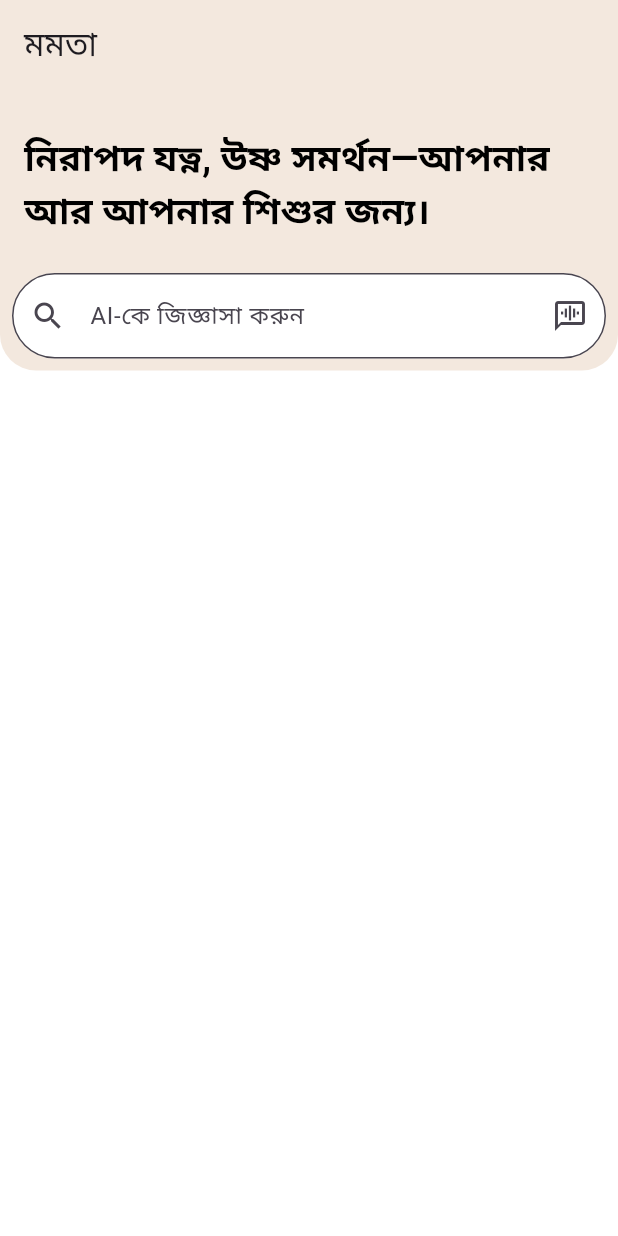
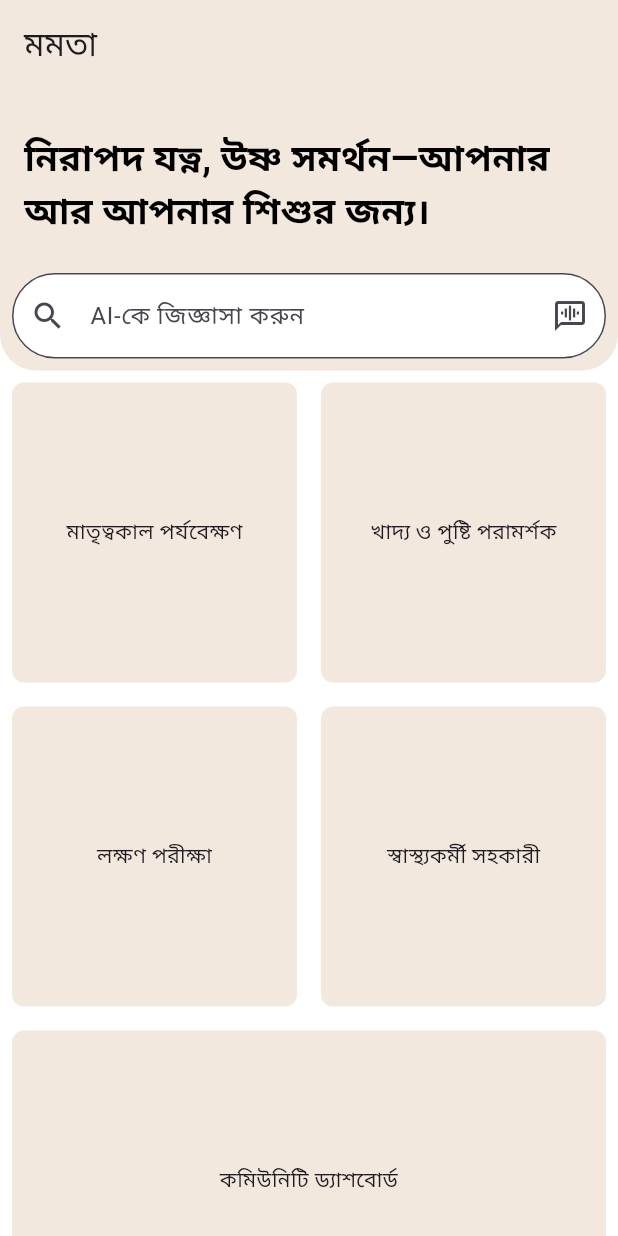
Before and after one commit to AhmedAbrarZayad/Momota-, a Flutter app: the screen it shows after launch, on a phone screen of 412 x 824 dp. Run offline on Flutter 3.47's test engine with Material 3 defaults, Android fonts, the light colour scheme and no system bars; our stand-ins replace flutter_riverpod, go_router.

Commit message:
completed draft home page

```diff
--- a/momota/lib/screens/home.dart
+++ b/momota/lib/screens/home.dart
@@ -2,7 +2,8 @@ import 'package:flutter/material.dart';
 import 'package:flutter_riverpod/flutter_riverpod.dart';
 import 'package:momota/shared/searchbar.dart';
 import 'package:momota/strings/strings.dart';
-
+import 'package:momota/shared/card.dart';
+import 'package:flutter_staggered_grid_view/flutter_staggered_grid_view.dart';
 class HomeScreen extends ConsumerStatefulWidget {
   const HomeScreen({super.key});
 
@@ -11,11 +12,12 @@ class HomeScreen extends ConsumerStatefulWidget {
 }
 
 class _HomeScreenState extends ConsumerState<HomeScreen> {
-  @override
+@override
   Widget build(BuildContext context) {
     final size = MediaQuery.of(context).size;
     final width = size.width;
     final height = size.height;
+
     return Scaffold(
       appBar: AppBar(
         title: Text(AppStrings.appTitle),
@@ -24,15 +26,46 @@ class _HomeScreenState extends ConsumerState<HomeScreen> {
       body: Container(
         width: double.infinity,
         height: double.infinity,
-        decoration: const BoxDecoration(
-          color: Colors.white
+        decoration: const BoxDecoration(color: Colors.white),
+        child: SingleChildScrollView(
+          child: Column(
+            children: [
+              Hero(width: width, height: height * 0.5),
+              // REMOVED Expanded widget here
+              Padding(
+                padding: const EdgeInsets.all(8.0),
+                child: StaggeredGrid.count(
+                  crossAxisCount: 2,
+                  mainAxisSpacing: 16,
+                  crossAxisSpacing: 16,
+                  children: [
+                    StaggeredGridTile.fit(
+                      crossAxisCellCount: 1,
+                      child: CustomCard(AppStrings.pregnancyTracker),
+                    ),
+                    StaggeredGridTile.fit(
+                      crossAxisCellCount: 1,
+                      child: CustomCard(AppStrings.nutritionRecommender),
+                    ),
+                    StaggeredGridTile.fit(
+                      crossAxisCellCount: 1,
+                      child: CustomCard(AppStrings.symptomChecker),
+                    ),
+                    StaggeredGridTile.fit(
+                      crossAxisCellCount: 1,
+                      child: CustomCard(AppStrings.healthWorkerAssistant),
+                    ),
+                    StaggeredGridTile.fit(
+                      crossAxisCellCount: 2,
+                      child: CustomCard(AppStrings.communityDashboard),
+                    ),
+                  ],
+                ),
+              ),
+            ],
+          ),
         ),
-        child: Column(
-          children: [
-            Hero(width: width, height: height*0.5),
-          ],
-        )
-      )
+      ),
     );
   }
 }
--- /dev/null
+++ b/momota/lib/shared/card.dart
@@ -0,0 +1,19 @@
+import 'package:flutter/material.dart';
+import 'package:flutter_riverpod/flutter_riverpod.dart';
+
+class CustomCard extends ConsumerWidget {
+  final String title;
+  const CustomCard(this.title, {super.key});
+  @override
+  Widget build(BuildContext context, WidgetRef ref) {
+    return Container(
+      height: 200,
+      alignment: Alignment.center,
+      decoration: BoxDecoration(
+        color: Color(0xFFF3E8DE),
+        borderRadius: BorderRadius.circular(8),
+      ),
+      child: Text(title),
+    );
+  }
+}
--- a/momota/lib/strings/strings.dart
+++ b/momota/lib/strings/strings.dart
@@ -2,4 +2,9 @@ class AppStrings {
   static const String appTitle = 'মমতা';
   static const String searchHint = 'AI-কে জিজ্ঞাসা করুন';
   static const String welcomeMessage = 'নিরাপদ যত্ন, উষ্ণ সমর্থন—আপনার আর আপনার শিশুর জন্য।';
+  static const String pregnancyTracker = "মাতৃত্বকাল পর্যবেক্ষণ";
+  static const String nutritionRecommender = "খাদ্য ও পুষ্টি পরামর্শক";
+  static const String symptomChecker = "লক্ষণ পরীক্ষা";
+  static const String healthWorkerAssistant = "স্বাস্থ্যকর্মী সহকারী";
+  static const String communityDashboard = "কমিউনিটি ড্যাশবোর্ড";
 }
--- a/momota/pubspec.yaml
+++ b/momota/pubspec.yaml
@@ -15,6 +15,7 @@ dependencies:
   go_router: ^17.0.0
   intl: ^0.20.2
   logger: ^2.6.2
+  flutter_staggered_grid_view: ^0.7.0
 
 dev_dependencies:
   flutter_test:
```
Also changed, not shown: momota/pubspec.lock.
